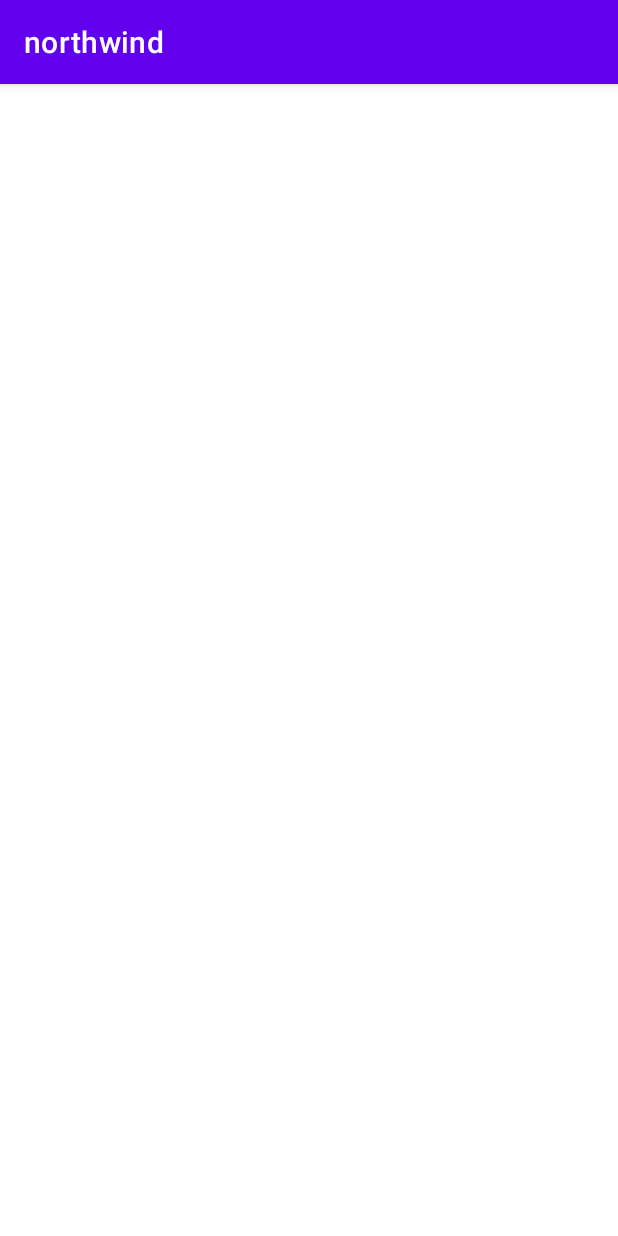
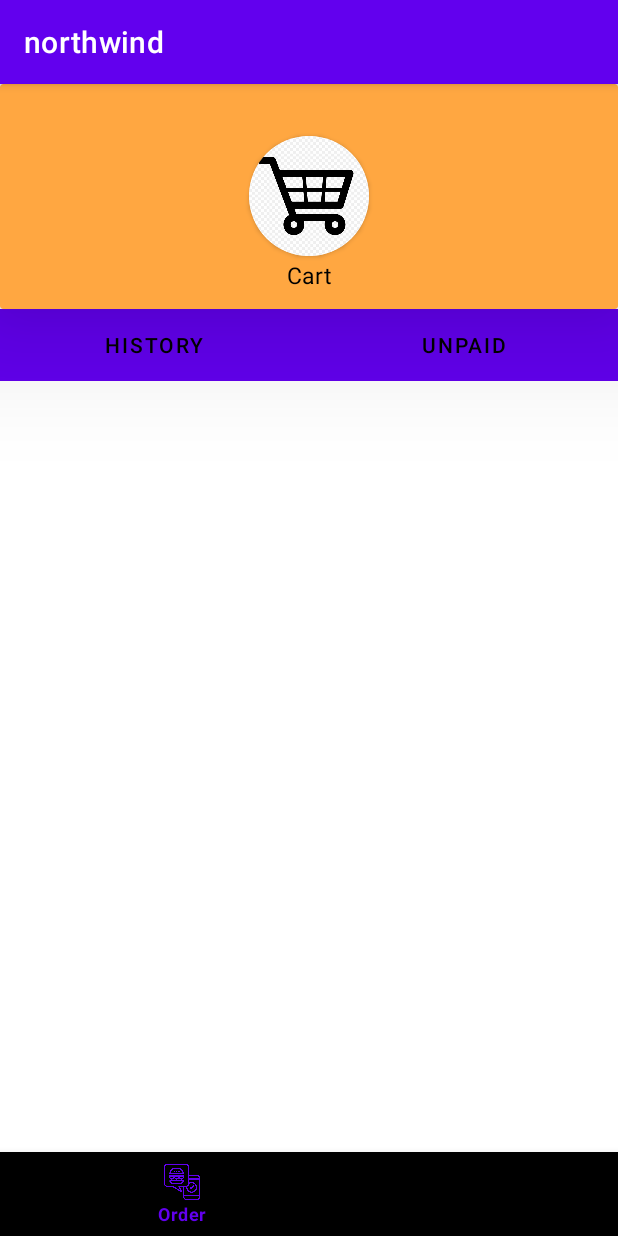
Before and after one commit to wongtaozhe123/northwind, an Android app: the Cart screen opened directly, with no data from a screen before it, on a phone screen of 412 x 824 dp. Run offline under Robolectric (Android 15) with nearby library versions, the light colour scheme and no system bars.

Commit message:
half done ui cart

```diff
--- a/app/src/main/java/com/example/northwind/Cart.java
+++ b/app/src/main/java/com/example/northwind/Cart.java
@@ -18,5 +18,24 @@ public class Cart extends AppCompatActivity{
     protected void onCreate(Bundle savedInstanceState) {
         super.onCreate(savedInstanceState);
         setContentView(R.layout.cart);
+
+        //
+
+        BottomNavigationView bottomNavigationView=findViewById(R.id.bottom_nav_bar);
+        bottomNavigationView.setSelectedItemId(R.id.order);
+        bottomNavigationView.setOnNavigationItemSelectedListener(new BottomNavigationView.OnNavigationItemSelectedListener() {
+            @Override
+            public boolean onNavigationItemSelected(@NonNull MenuItem item) {
+                switch (item.getItemId()){
+                    case R.id.order:
+                        startActivity(new Intent(getApplicationContext(), ProductChoice.class));
+                        overridePendingTransition(0,0);
+                        return true;
+                    case R.id.cart:
+                        return true;
+                }
+                return false;
+            }
+        });
     }
 }
--- a/app/src/main/java/com/example/northwind/Order.java
+++ b/app/src/main/java/com/example/northwind/Order.java
@@ -91,10 +91,11 @@ public class Order extends AppCompatActivity{
 //                                    listView.setAdapter(new ArrayAdapter<String>(getApplicationContext(), android.R.layout.simple_list_item_1, arrayList));
                                     ProgramAdapter programAdapter=new ProgramAdapter(Order.this,arrayList,arrayList1);
                                     listView.setAdapter(programAdapter);
+                                    progressBar.setVisibility(View.INVISIBLE);
                                 }catch (Exception e){
                                     Log.d("aaa",e.toString());
                                 }
-
+//                                progressBar.setVisibility(View.INVISIBLE);
                                 listView.setOnItemClickListener(new AdapterView.OnItemClickListener() {
                                     @Override
                                     public void onItemClick(AdapterView<?> adapterView, View view, int i, long l) {
@@ -106,7 +107,6 @@ public class Order extends AppCompatActivity{
                                 Log.d("aaa",task.getError().toString());
                             }
                         });
-                        progressBar.setVisibility(View.INVISIBLE);
                     }
                     else{
                         Log.d("aaa","Login error");
--- a/app/src/main/java/com/example/northwind/ProgramAdapter.java
+++ b/app/src/main/java/com/example/northwind/ProgramAdapter.java
@@ -43,7 +43,7 @@ public class ProgramAdapter extends ArrayAdapter<String> {
         singleItem.setOnClickListener(new View.OnClickListener(){
             @Override
             public void onClick(View view) {
-                Toast.makeText(getContext(),"YOu choosed "+foodName.get(position),Toast.LENGTH_SHORT).show();
+                Toast.makeText(getContext(),foodName.get(position)+" added to cart!!",Toast.LENGTH_SHORT).show();
             }
         });
         return singleItem;
--- a/app/src/main/res/layout/cart.xml
+++ b/app/src/main/res/layout/cart.xml
@@ -1,6 +1,89 @@
 <?xml version="1.0" encoding="utf-8"?>
-<androidx.constraintlayout.widget.ConstraintLayout
-    xmlns:android="http://schemas.android.com/apk/res/android" android:layout_width="match_parent"
-    android:layout_height="match_parent">
+<androidx.constraintlayout.widget.ConstraintLayout xmlns:android="http://schemas.android.com/apk/res/android"
+    xmlns:tools="http://schemas.android.com/tools"
+    android:layout_width="match_parent"
+    android:layout_height="match_parent"
+    xmlns:app="http://schemas.android.com/apk/res-auto">
+
+    <androidx.cardview.widget.CardView
+        android:id="@+id/card1"
+        android:layout_width="match_parent"
+        android:layout_height="150dp"
+        android:layout_gravity="start"
+        android:background="#FFA741"
+        app:cardBackgroundColor="#FFA741"
+        app:cardElevation="50dp"
+        tools:ignore="MissingConstraints">
+
+        <androidx.cardview.widget.CardView
+            android:layout_width="wrap_content"
+            android:layout_height="wrap_content"
+            android:layout_centerHorizontal="true"
+            android:layout_gravity="center"
+            android:background="#FFA741"
+            android:foregroundGravity="center"
+            app:cardCornerRadius="100dp"
+            app:layout_constraintEnd_toEndOf="parent"
+            app:layout_constraintStart_toStartOf="parent"
+            tools:ignore="MissingConstraints">
+
+            <ImageView
+                android:layout_width="80dp"
+                android:layout_height="80dp"
+                android:layout_gravity="center_horizontal"
+                android:foregroundGravity="center"
+                android:src="@drawable/cart_menu" />
+        </androidx.cardview.widget.CardView>
+        <TextView
+            android:layout_width="match_parent"
+            android:layout_height="match_parent"
+            android:layout_gravity="center"
+            android:foregroundGravity="center"
+            android:textSize="15dp"
+            android:text="Cart"
+            android:textAlignment="center"
+            android:textColor="@color/black"
+            app:layout_constraintTop_toBottomOf="@+id/card1"
+            android:layout_marginTop="78dp"/>
+    </androidx.cardview.widget.CardView>
+
+    <LinearLayout
+        android:layout_width="fill_parent"
+        android:layout_height="wrap_content"
+        android:gravity="center"
+        android:orientation="horizontal"
+        app:layout_constraintEnd_toEndOf="parent"
+        app:layout_constraintStart_toStartOf="parent"
+        app:layout_constraintTop_toBottomOf="@id/card1">
+
+        <Button
+            android:id="@+id/history"
+            android:layout_width="match_parent"
+            android:layout_height="wrap_content"
+            android:layout_weight="1"
+            android:background="#FFC27C"
+            android:text="History"
+            android:textColor="@color/black"
+            app:layout_constraintHorizontal_weight="1" />
+
+        <Button
+            android:id="@+id/unpaid"
+            android:layout_width="match_parent"
+            android:layout_height="wrap_content"
+            android:background="#FFC27C"
+            android:text="UNPAID"
+            android:layout_weight="1"
+            android:textColor="@color/black"
+            app:layout_constraintHorizontal_weight="1" />
+    </LinearLayout>
+
+    <com.google.android.material.bottomnavigation.BottomNavigationView
+        android:id="@+id/bottom_nav_bar"
+        android:layout_width="match_parent"
+        android:layout_height="wrap_content"
+        android:layout_alignParentBottom="true"
+        android:background="@color/black"
+        app:layout_constraintBottom_toBottomOf="parent"
+        app:menu="@menu/menu_navigation" />
 
 </androidx.constraintlayout.widget.ConstraintLayout>
--- a/app/src/main/res/layout/product_choice.xml
+++ b/app/src/main/res/layout/product_choice.xml
@@ -5,7 +5,7 @@
     xmlns:tools="http://schemas.android.com/tools"
     android:layout_width="match_parent"
     android:layout_height="match_parent"
-    android:background="@color/white">
+    android:background="#FFA741">
 
     <ScrollView
         android:id="@+id/scrollView2"
--- a/app/src/main/res/layout/single_item.xml
+++ b/app/src/main/res/layout/single_item.xml
@@ -39,6 +39,7 @@
             android:textColor="@color/black"
             android:fontFamily="serif-monospace"
             android:textSize="20sp" />
+
         <View
             android:layout_width="match_parent"
             android:layout_height="1dp"
```
Also changed, not shown: app/src/main/res/layout/order.xml (+31 -5 lines).
